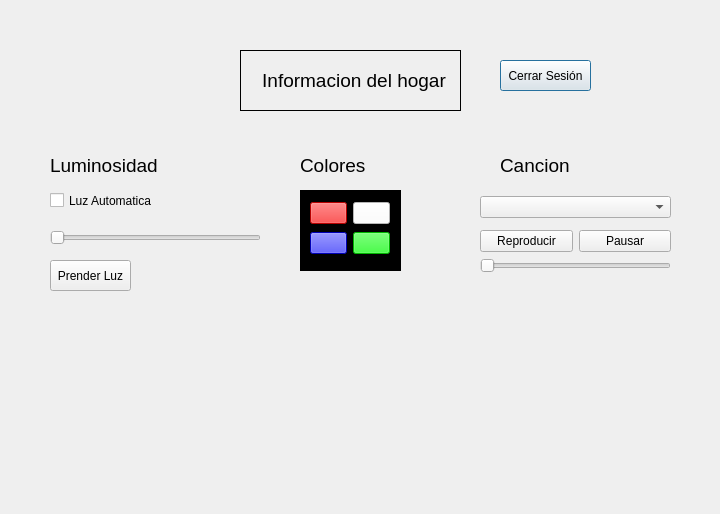
Old version of the form Qt Creator GUI/Dashboard/dialog.ui in the repository Danmuse/Home-automation-PRO.
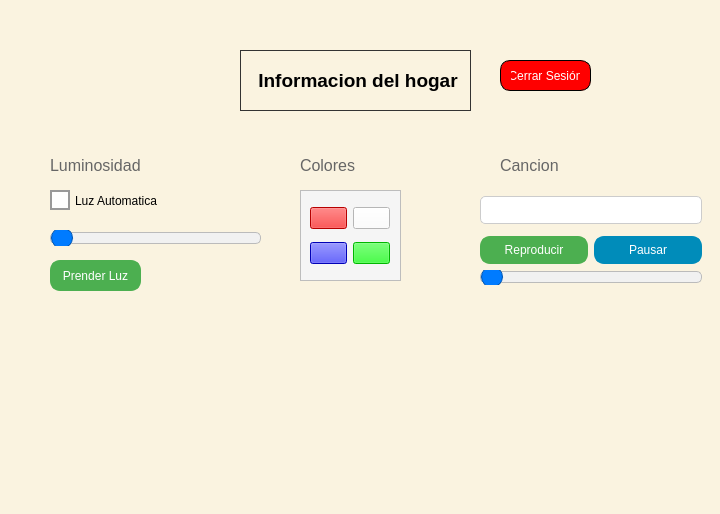
New version of the form. Icons and pictures are not drawn.

Patch:
```diff
--- a/Qt Creator GUI/Dashboard/dialog.ui
+++ b/Qt Creator GUI/Dashboard/dialog.ui
@@ -13,6 +13,10 @@
   <property name="windowTitle">
    <string>Dialog</string>
   </property>
+  <property name="styleSheet">
+   <string notr="true">background-color: #FAF3E0;
+</string>
+  </property>
   <widget class="QLabel" name="label_lightLevel">
    <property name="geometry">
     <rect>
@@ -24,9 +28,18 @@
    </property>
    <property name="font">
     <font>
-     <pointsize>14</pointsize>
+     <pointsize>-1</pointsize>
+     <bold>false</bold>
     </font>
    </property>
+   <property name="styleSheet">
+    <string notr="true">QLabel {
+    color: #666; /* Color del texto */
+    font-size: 16px; /* Tamaño de la fuente */
+    font-weight: normal; /* Texto en peso normal */
+}
+</string>
+   </property>
    <property name="frameShape">
     <enum>QFrame::NoFrame</enum>
    </property>
@@ -43,6 +56,27 @@
      <height>31</height>
     </rect>
    </property>
+   <property name="styleSheet">
+    <string notr="true">QPushButton {
+     background-color: red;
+     border: 1px solid black;
+     border-radius: 10px;
+     color: white;
+     padding: 5px 10px;
+     font-size: 12px;
+ }
+ QPushButton:hover {
+     background-color: #45a049;
+ }
+ QPushButton:pressed {
+     background-color: #45a049;
+     border: none;
+ }
+
+QPushButton:disabled {
+         background-color: gray;
+}</string>
+   </property>
    <property name="text">
     <string>Cerrar Sesión</string>
    </property>
@@ -52,10 +86,32 @@
     <rect>
      <x>50</x>
      <y>260</y>
-     <width>81</width>
+     <width>91</width>
      <height>31</height>
     </rect>
    </property>
+   <property name="styleSheet">
+    <string notr="true">QPushButton {
+     background-color: #4CAF50;
+     border: 2px solid #4CAF50;
+     border-radius: 10px;
+     color: white;
+     padding: 5px 10px;
+	 width:5px 10px;
+     font-size: 12px;
+ }
+ QPushButton:hover {
+     background-color: #45a049;
+ }
+ QPushButton:pressed {
+     background-color: #45a049;
+     border: none;
+ }
+
+QPushButton:disabled {
+         background-color: gray;
+}</string>
+   </property>
    <property name="text">
     <string>Prender Luz</string>
    </property>
@@ -69,6 +125,29 @@
      <height>16</height>
     </rect>
    </property>
+   <property name="styleSheet">
+    <string notr="true">QSlider {
+    background: transparent; /* Fondo transparente */
+}
+
+QSlider::groove:horizontal {
+    border: 1px solid #bbb; /* Borde del riel del slider */
+    height: 10px; /* Altura del riel del slider */
+    background: #f1f1f1; /* Color de fondo del riel del slider */
+    margin: 0px; /* Margen */
+    border-radius: 5px; /* Radio de borde */
+}
+
+QSlider::handle:horizontal {
+    background: #007BFF; /* Color del mango del slider */
+    border: 1px solid #0056b3; /* Borde del mango del slider */
+    width: 20px; /* Ancho del mango del slider */
+    height: 20px; /* Altura del mango del slider */
+    margin: -5px 0; /* Margen */
+    border-radius: 10px; /* Radio de borde */
+}
+</string>
+   </property>
    <property name="orientation">
     <enum>Qt::Horizontal</enum>
    </property>
@@ -84,9 +163,18 @@
    </property>
    <property name="font">
     <font>
-     <pointsize>14</pointsize>
+     <pointsize>-1</pointsize>
+     <bold>false</bold>
     </font>
    </property>
+   <property name="styleSheet">
+    <string notr="true">QLabel {
+    color: #666; /* Color del texto */
+    font-size: 16px; /* Tamaño de la fuente */
+    font-weight: normal; /* Texto en peso normal */
+}
+</string>
+   </property>
    <property name="frameShape">
     <enum>QFrame::NoFrame</enum>
    </property>
@@ -106,6 +194,32 @@
      <height>41</height>
     </rect>
    </property>
+   <property name="styleSheet">
+    <string notr="true">QCheckBox {
+    spacing: 5px; /* Espacio entre el icono y el texto */
+	color:black;
+}
+
+QCheckBox::indicator {
+    width: 16px; /* Ancho del indicador */
+    height: 16px; /* Altura del indicador */
+}
+
+QCheckBox::indicator::unchecked {
+    border: 2px solid #999999; /* Borde del indicador cuando está desmarcado */
+    background-color: white; /* Color de fondo del indicador cuando está desmarcado */
+}
+
+QCheckBox::indicator::checked {
+    border: 2px solid #007BFF; /* Borde del indicador cuando está marcado */
+    background-color: #007BFF; /* Color de fondo del indicador cuando está marcado */
+}
+
+QCheckBox::indicator::unchecked:hover,
+QCheckBox::indicator::checked:hover {
+    border-color: #0056b3; /* Cambia el color del borde cuando el mouse está sobre el QCheckBox */
+}</string>
+   </property>
    <property name="text">
     <string>Luz Automatica</string>
    </property>
@@ -116,11 +230,11 @@
      <x>300</x>
      <y>190</y>
      <width>101</width>
-     <height>81</height>
+     <height>91</height>
     </rect>
    </property>
    <property name="styleSheet">
-    <string notr="true">background-color: rgb(0, 0, 0);</string>
+    <string notr="true">background-color: #f5f5f5;</string>
    </property>
    <property name="frameShape">
     <enum>QFrame::StyledPanel</enum>
@@ -134,7 +248,7 @@
       <x>10</x>
       <y>10</y>
       <width>80</width>
-      <height>56</height>
+      <height>72</height>
      </rect>
     </property>
     <layout class="QGridLayout" name="gridLayout">
@@ -192,9 +306,18 @@
    </property>
    <property name="font">
     <font>
-     <pointsize>14</pointsize>
+     <pointsize>-1</pointsize>
+     <bold>false</bold>
     </font>
    </property>
+   <property name="styleSheet">
+    <string notr="true">QLabel {
+    color: #666; /* Color del texto */
+    font-size: 16px; /* Tamaño de la fuente */
+    font-weight: normal; /* Texto en peso normal */
+}
+</string>
+   </property>
    <property name="frameShape">
     <enum>QFrame::NoFrame</enum>
    </property>
@@ -210,13 +333,40 @@
     <rect>
      <x>480</x>
      <y>190</y>
-     <width>191</width>
-     <height>91</height>
+     <width>222</width>
+     <height>103</height>
     </rect>
    </property>
    <layout class="QVBoxLayout" name="verticalLayout_2">
     <item>
-     <widget class="QComboBox" name="ComboMusic"/>
+     <widget class="QComboBox" name="ComboMusic">
+      <property name="styleSheet">
+       <string notr="true">QComboBox {
+    background-color: #FFFFFF; 
+    border: 1px solid #CCCCCC;
+    border-radius: 5px; 
+    padding: 5px; 
+    font-size: 12px; 
+    color: #333333;
+}
+QComboBox {
+    background-color: #FFFFFF; 
+    border: 1px solid #CCCCCC;
+    border-radius: 5px; 
+    padding: 5px; 
+    font-size: 12px; 
+    color: #333333;
+}
+
+QComboBox::drop-down {
+
+    border: none; /* Sin borde */
+
+}
+
+</string>
+      </property>
+     </widget>
     </item>
     <item>
      <layout class="QVBoxLayout" name="verticalLayout">
@@ -224,6 +374,27 @@
        <layout class="QHBoxLayout" name="horizontalLayout">
         <item>
          <widget class="QPushButton" name="PlayMusic">
+          <property name="styleSheet">
+           <string notr="true">QPushButton {
+     background-color: #4CAF50;
+     border: 2px solid #4CAF50;
+     border-radius: 10px;
+     color: white;
+     padding: 5px 10px;
+     font-size: 12px;
+ }
+ QPushButton:hover {
+     background-color: #45a049;
+ }
+ QPushButton:pressed {
+     background-color: #45a049;
+     border: none;
+ }
+
+QPushButton:disabled {
+         background-color: gray;
+}</string>
+          </property>
           <property name="text">
            <string>Reproducir</string>
           </property>
@@ -235,6 +406,27 @@
         </item>
         <item>
          <widget class="QPushButton" name="PauseMusic">
+          <property name="styleSheet">
+           <string notr="true">QPushButton {
+     background-color: #008CBA;
+     border: 2px solid #008CBA;
+     border-radius: 10px;
+     color: white;
+     padding: 5px 10px;
+     font-size: 12px;
+ }
+ QPushButton:hover {
+     background-color: #007B9C;
+ }
+ QPushButton:pressed {
+     background-color: #007B9C;
+     border: none;
+ }
+
+QPushButton:disabled {
+     background-color: gray;
+}</string>
+          </property>
           <property name="text">
            <string>Pausar</string>
           </property>
@@ -244,6 +436,29 @@
       </item>
       <item>
        <widget class="QSlider" name="VolumeMusic">
+        <property name="styleSheet">
+         <string notr="true">QSlider {
+    background: transparent; /* Fondo transparente */
+}
+
+QSlider::groove:horizontal {
+    border: 1px solid #bbb; /* Borde del riel del slider */
+    height: 10px; /* Altura del riel del slider */
+    background: #f1f1f1; /* Color de fondo del riel del slider */
+    margin: 0px; /* Margen */
+    border-radius: 5px; /* Radio de borde */
+}
+
+QSlider::handle:horizontal {
+    background: #007BFF; /* Color del mango del slider */
+    border: 1px solid #0056b3; /* Borde del mango del slider */
+    width: 20px; /* Ancho del mango del slider */
+    height: 20px; /* Altura del mango del slider */
+    margin: -5px 0; /* Margen */
+    border-radius: 10px; /* Radio de borde */
+}
+</string>
+        </property>
         <property name="orientation">
          <enum>Qt::Horizontal</enum>
         </property>
@@ -258,15 +473,23 @@
     <rect>
      <x>240</x>
      <y>50</y>
-     <width>221</width>
+     <width>231</width>
      <height>61</height>
     </rect>
    </property>
    <property name="font">
     <font>
-     <pointsize>20</pointsize>
+     <pointsize>-1</pointsize>
+     <bold>true</bold>
     </font>
    </property>
+   <property name="styleSheet">
+    <string notr="true">QLabel {
+    color: #333; /* Color del texto */
+    font-size: 18px; /* Tamaño de la fuente */
+    font-weight: bold; /* Texto en negrita */
+}</string>
+   </property>
    <property name="frameShape">
     <enum>QFrame::Box</enum>
    </property>
```
Left out of the diff: 40 changed lines with no effect on the pictures.
